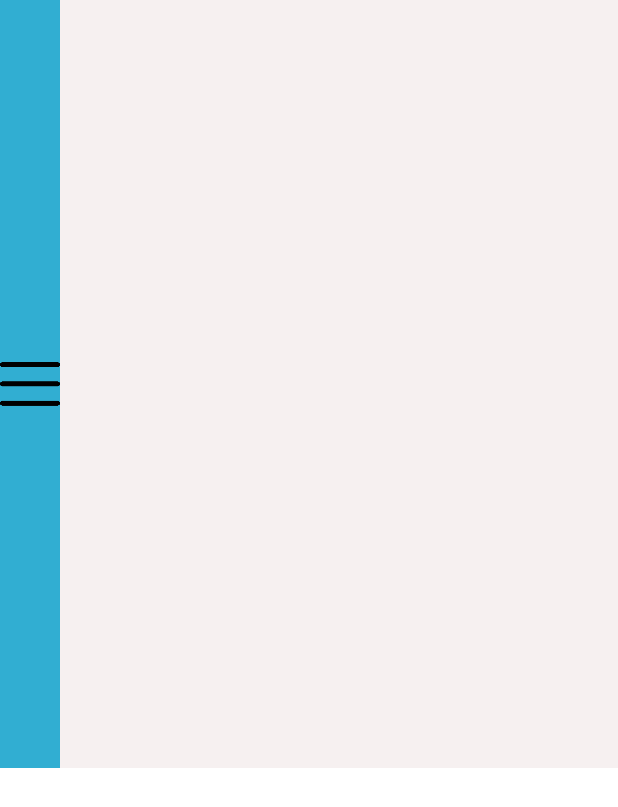
After one commit to CMPUT301W23T08/qrchive, an Android app: the layout action_view_dropdown.xml on its own in the app's theme, with its tools: preview values and no code run, on a phone screen of 412 x 824 dp. The commit adds this screen. Shown: the top 807 px of the screen. Run offline under Robolectric (Android 15) with nearby library versions, the phone set to English and light mode, and no system bars.

Commit message:
created dropdown & search

```diff
--- /dev/null
+++ b/app/src/main/res/layout/action_view_dropdown.xml
@@ -0,0 +1,14 @@
+<?xml version="1.0" encoding="utf-8"?>
+<LinearLayout xmlns:android="http://schemas.android.com/apk/res/android"
+    android:layout_width="match_parent"
+    android:layout_height="wrap_content"
+    android:background="#F6F0F0">
+
+    <ImageView
+        android:id="@+id/action_view_dropdown_image"
+        android:layout_height="wrap_content"
+        android:layout_width="40dp"
+        android:background="@color/dark_teal"
+        android:src="@drawable/icon_menu_horizontal">
+    </ImageView>
+</LinearLayout>
--- a/app/src/main/res/layout/fragment_codes.xml
+++ b/app/src/main/res/layout/fragment_codes.xml
@@ -10,6 +10,6 @@
     <TextView
         android:layout_width="match_parent"
         android:layout_height="match_parent"
-        android:text="@string/hello_blank_fragment" />
+        android:text="This is the QR Codes fragment"/>
 
 </FrameLayout>
--- a/app/src/main/res/values/themes.xml
+++ b/app/src/main/res/values/themes.xml
@@ -1,6 +1,10 @@
 <resources xmlns:tools="http://schemas.android.com/tools">
     <!-- Base application theme. -->
     <style name="Theme.Qrchive" parent="Theme.MaterialComponents.DayNight.DarkActionBar">
+
+        <!--Don't show the primary top/app bar-->
+        <item name="windowActionBar">false</item>
+        <item name="windowNoTitle">true</item>
 
         <!-- Primary brand color. -->
         <item name="colorPrimary">@color/dark_teal</item>
```
Also changed, not shown: app/src/main/java/com/example/qrchive/MainActivity.java (+60 -9 lines), app/src/main/res/layout/action_view_seach_bar.xml (added, +15 -0 lines), app/src/main/res/layout/activity_main.xml (+13 -3 lines), app/src/main/res/menu/app_bar_menu.xml (added, +14 -0 lines), app/src/main/res/menu/bottom_menu.xml (+4 -4 lines), app/src/main/res/drawable/icon_menu_horizontal.png (added).
